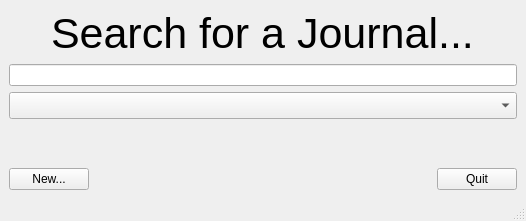
JimFowler/books, file Books20/Tools/bookentry/designer/ui_JournalSearch.ui: the form before one commit.
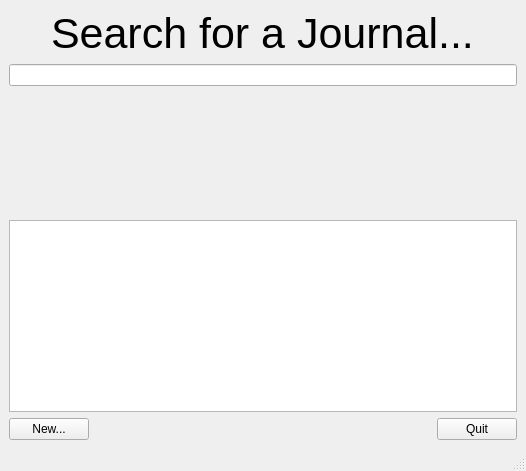
The form after the commit.

Commit message:
Used ListWidget instead of ComboBox for search results
 Changes to be committed:
	modified:   Books20/ChangeLog
	modified:   Books20/Tools/bookentry/designer/ui_JournalSearch.ui
	modified:   Books20/Tools/bookentry/journalSearch.py
	modified:   Books20/Tools/bookentry/search.py

What changed in the file:
```diff
--- a/Books20/Tools/bookentry/designer/ui_JournalSearch.ui
+++ b/Books20/Tools/bookentry/designer/ui_JournalSearch.ui
@@ -7,7 +7,7 @@
     <x>0</x>
     <y>0</y>
     <width>526</width>
-    <height>221</height>
+    <height>471</height>
    </rect>
   </property>
   <property name="windowTitle">
@@ -30,15 +30,6 @@
     <item>
      <widget class="QLineEdit" name="titleEdit"/>
     </item>
-    <item>
-     <widget class="QComboBox" name="searchResults">
-      <property name="font">
-       <font>
-        <pointsize>12</pointsize>
-       </font>
-      </property>
-     </widget>
-    </item>
     <item>
      <spacer name="verticalSpacer">
       <property name="orientation">
@@ -52,6 +43,32 @@
       </property>
      </spacer>
     </item>
+    <item>
+     <widget class="QListWidget" name="searchResults">
+      <property name="enabled">
+       <bool>true</bool>
+      </property>
+      <property name="sizePolicy">
+       <sizepolicy hsizetype="Expanding" vsizetype="Maximum">
+        <horstretch>0</horstretch>
+        <verstretch>0</verstretch>
+       </sizepolicy>
+      </property>
+      <property name="font">
+       <font>
+        <pointsize>12</pointsize>
+        <weight>75</weight>
+        <bold>true</bold>
+       </font>
+      </property>
+      <property name="toolTip">
+       <string>The list of search results if any</string>
+      </property>
+      <property name="whatsThis">
+       <string/>
+      </property>
+     </widget>
+    </item>
     <item>
      <layout class="QHBoxLayout" name="horizontalLayout">
       <item>
```
The commit also changes 3 other files.
